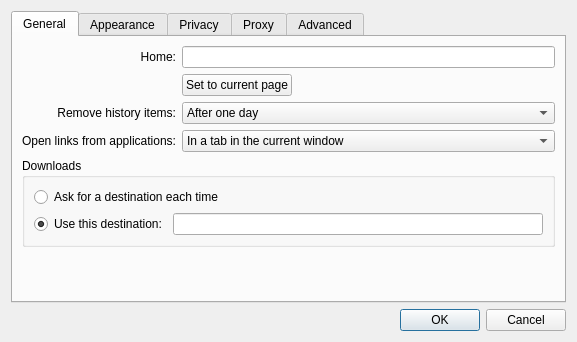
Old version of the form src/settings.ui in the repository EndorphinBrowser/browser.
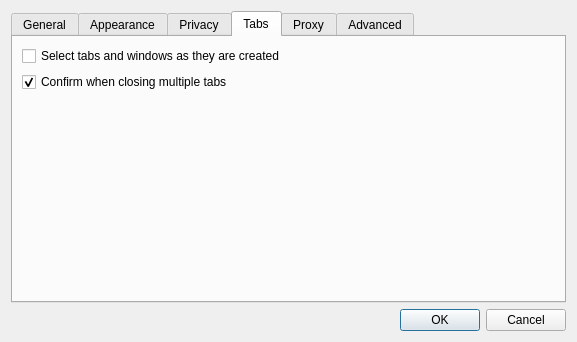
New version of the form. The open tabs and pages were chosen to show the change.

Commit message: Add option whether opening a new tab should select it or not

```diff
--- a/src/settings.ui
+++ b/src/settings.ui
@@ -407,6 +407,43 @@
        </item>
       </layout>
      </widget>
+     <widget class="QWidget" name="tab_6" >
+      <attribute name="title" >
+       <string>Tabs</string>
+      </attribute>
+      <layout class="QVBoxLayout" name="verticalLayout_5" >
+       <item>
+        <widget class="QCheckBox" name="selectTabsWhenCreated" >
+         <property name="text" >
+          <string>Select tabs and windows as they are created</string>
+         </property>
+        </widget>
+       </item>
+       <item>
+        <widget class="QCheckBox" name="confirmClosingMultipleTabs" >
+         <property name="text" >
+          <string>Confirm when closing multiple tabs</string>
+         </property>
+         <property name="checked" >
+          <bool>true</bool>
+         </property>
+        </widget>
+       </item>
+       <item>
+        <spacer name="verticalSpacer_4" >
+         <property name="orientation" >
+          <enum>Qt::Vertical</enum>
+         </property>
+         <property name="sizeHint" stdset="0" >
+          <size>
+           <width>20</width>
+           <height>182</height>
+          </size>
+         </property>
+        </spacer>
+       </item>
+      </layout>
+     </widget>
      <widget class="QWidget" name="tab_4" >
       <attribute name="title" >
        <string>Proxy</string>
```
The commit also changes 5 other files.
